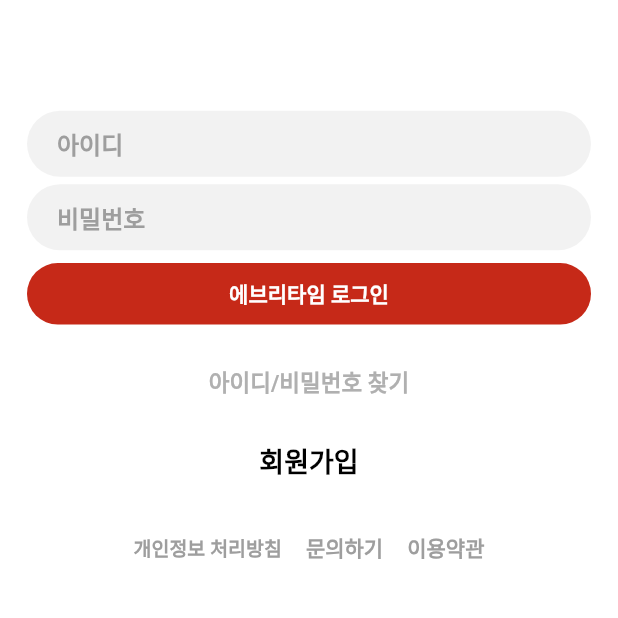
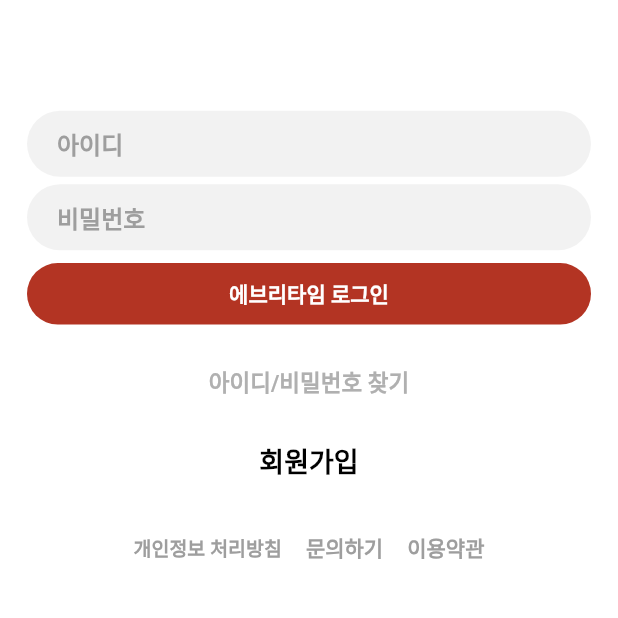
Before and after one commit to Caste-Untouchable/everytime-front, a Flutter app: the screen it shows after launch, after a tap on "로그인 화면", on a phone screen of 412 x 824 dp, the part 330-948 px from its top. Run offline on Flutter 3.47's test engine with Material 2 defaults, Android fonts, the phone set to English and light mode, and no system bars; our stand-ins replace flutter_html.

Commit message:
chore: 에브리타임 컬러 코드 추가
Signed-off-by: HeeRyun, Jin(qwertycvb) <jins4218@gmail.com>

```diff
--- /dev/null
+++ b/lib/const.dart
@@ -0,0 +1,5 @@
+import 'package:flutter/material.dart';
+
+class EveryTimeColor {
+  static const red = Color(0xFFB33423);
+}
--- a/lib/screen/home_screen.dart
+++ b/lib/screen/home_screen.dart
@@ -1,3 +1,4 @@
+import 'package:clone_everytime/const.dart';
 import 'package:flutter/material.dart';
 
 class HomeAppBar extends StatelessWidget with PreferredSizeWidget {
@@ -17,7 +18,7 @@
           children: const [
             Text(
               "에브리타임",
-              style: TextStyle(color: Color(0xFFB33423), fontSize: 10.0),
+              style: TextStyle(color: EveryTimeColor.red, fontSize: 10.0),
             ),
             SizedBox(
               height: 4.0,
--- a/lib/screen/login_screen.dart
+++ b/lib/screen/login_screen.dart
@@ -1,3 +1,4 @@
+import 'package:clone_everytime/const.dart';
 import 'package:clone_everytime/screen/term_screen.dart';
 import 'package:clone_everytime/widgets/custom_text_field.dart';
 import 'package:flutter/material.dart';
@@ -41,7 +42,7 @@
                       // TODO : 로그인 기능 구현
                       onPressed: () {},
                       style: TextButton.styleFrom(
-                        backgroundColor: const Color(0xFFC62918),
+                        backgroundColor: EveryTimeColor.red,
                         splashFactory: NoSplash.splashFactory,
                         shape: RoundedRectangleBorder(
                           borderRadius: BorderRadius.circular(30.0),
```
